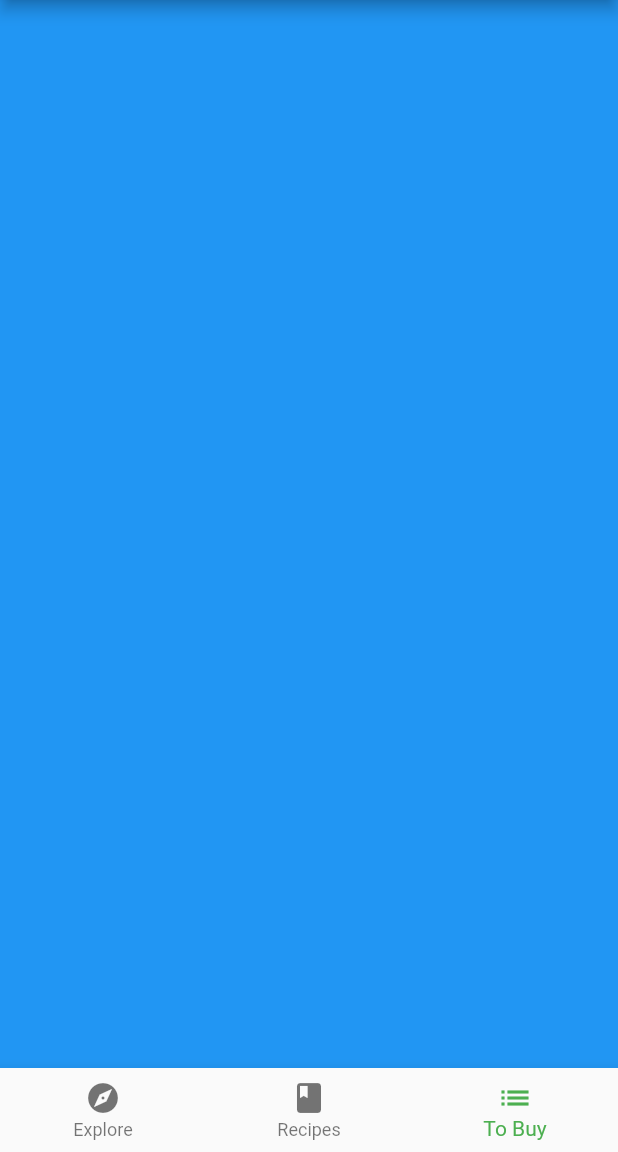
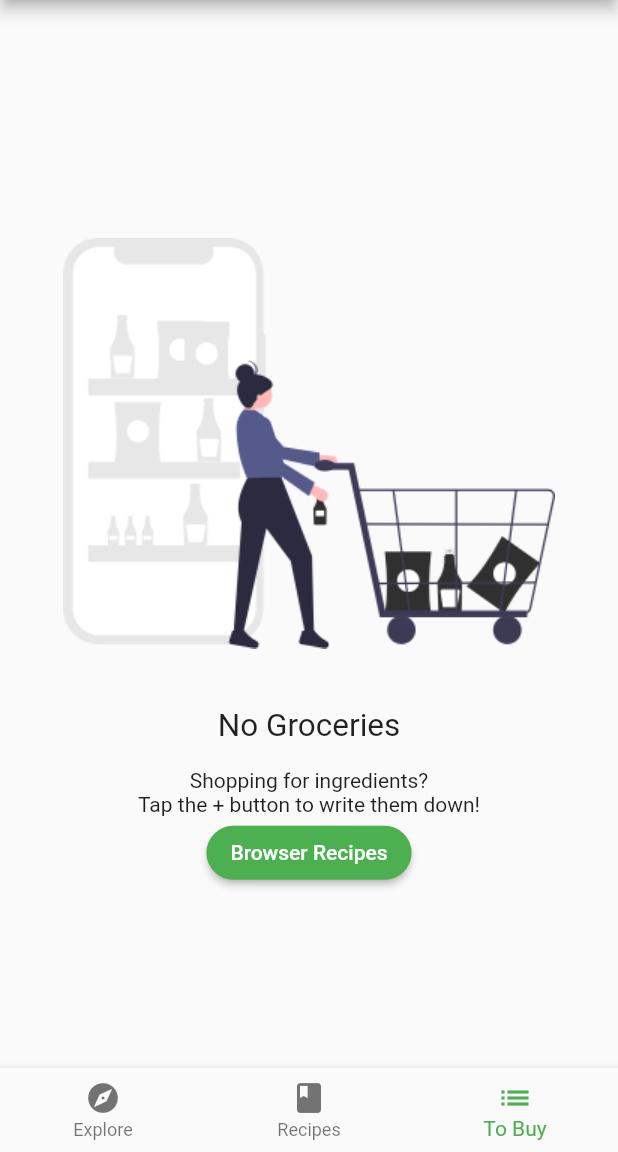
Before and after one commit to hhesedh/fooderlich, a Flutter app: the screen it shows after launch, item 3 of the bottom bar chosen, on a phone screen of 412 x 824 dp, the part 84-1236 px from its top. Run offline on Flutter 3.47's test engine with Material 2 defaults, Android fonts, the phone set to English and light mode, and no system bars; our stand-ins replace google_fonts.

Commit message:
Criação de tela vazia de grocery items

```diff
--- a/lib/home.dart
+++ b/lib/home.dart
@@ -1,4 +1,5 @@
 import 'package:flutter/material.dart';
+import 'package:fooderlich/screens/grocery_screen.dart';
 
 import 'screens/explore_screen.dart';
 import 'screens/recipes_screen.dart';
@@ -16,8 +17,7 @@ class _HomeState extends State<Home> {
   static List<Widget> pages = <Widget>[
     ExploreScreen(),
     RecipesScreen(),
-    // TODO 1: Replace with grocery screen
-    Container(color: Colors.blue),
+    const GroceryScreen(),
   ];
 
   void _onItemTapped(int index) {
--- a/lib/models/models.dart
+++ b/lib/models/models.dart
@@ -2,3 +2,4 @@ export 'explore_data.dart';
 export 'explore_recipe.dart';
 export 'post.dart';
 export 'simple_recipe.dart';
+export 'grocery_item.dart';
--- /dev/null
+++ b/lib/screens/empty_grocery_screen.dart
@@ -0,0 +1,46 @@
+import 'package:flutter/material.dart';
+
+class EmptyGroceryScreen extends StatelessWidget {
+  const EmptyGroceryScreen({Key? key}) : super(key: key);
+
+  @override
+  Widget build(BuildContext context) {
+    return Padding(
+      padding: const EdgeInsets.all(30.0),
+      child: Center(
+        child: Column(
+          mainAxisAlignment: MainAxisAlignment.center,
+          children: [
+            Flexible(
+              child: AspectRatio(
+                aspectRatio: 1 / 1,
+                child: Image.asset('assets/fooderlich_assets/empty_list.png'),
+              ),
+            ),
+            const Text(
+              'No Groceries',
+              style: TextStyle(fontSize: 21.0),
+            ),
+            const SizedBox(height: 16.0),
+            const Text(
+              'Shopping for ingredients?\n'
+              'Tap the + button to write them down!',
+              textAlign: TextAlign.center,
+            ),
+            MaterialButton(
+              textColor: Colors.white,
+              child: const Text('Browser Recipes'),
+              shape: RoundedRectangleBorder(
+                borderRadius: BorderRadius.circular(30.0),
+              ),
+              color: Colors.green,
+              onPressed: () {
+                // TODO 8: Go to Recipes Tab
+              },
+            ),
+          ],
+        ),
+      ),
+    );
+  }
+}
--- /dev/null
+++ b/lib/screens/grocery_screen.dart
@@ -0,0 +1,13 @@
+import 'package:flutter/material.dart';
+
+import 'empty_grocery_screen.dart';
+
+class GroceryScreen extends StatelessWidget {
+  const GroceryScreen({Key? key}) : super(key: key);
+
+  @override
+  Widget build(BuildContext context) {
+    return const EmptyGroceryScreen();
+  }
+  // TODO: Add buildGroceryScreen
+}
--- a/pubspec.yaml
+++ b/pubspec.yaml
@@ -32,6 +32,7 @@ dependencies:
 
   cupertino_icons: ^1.0.2
   google_fonts: ^2.1.0
+  provider: ^6.0.1
 
 
 dev_dependencies:
```
Also changed, not shown: lib/models/grocery_item.dart (added, +47 -0 lines), pubspec.lock.
